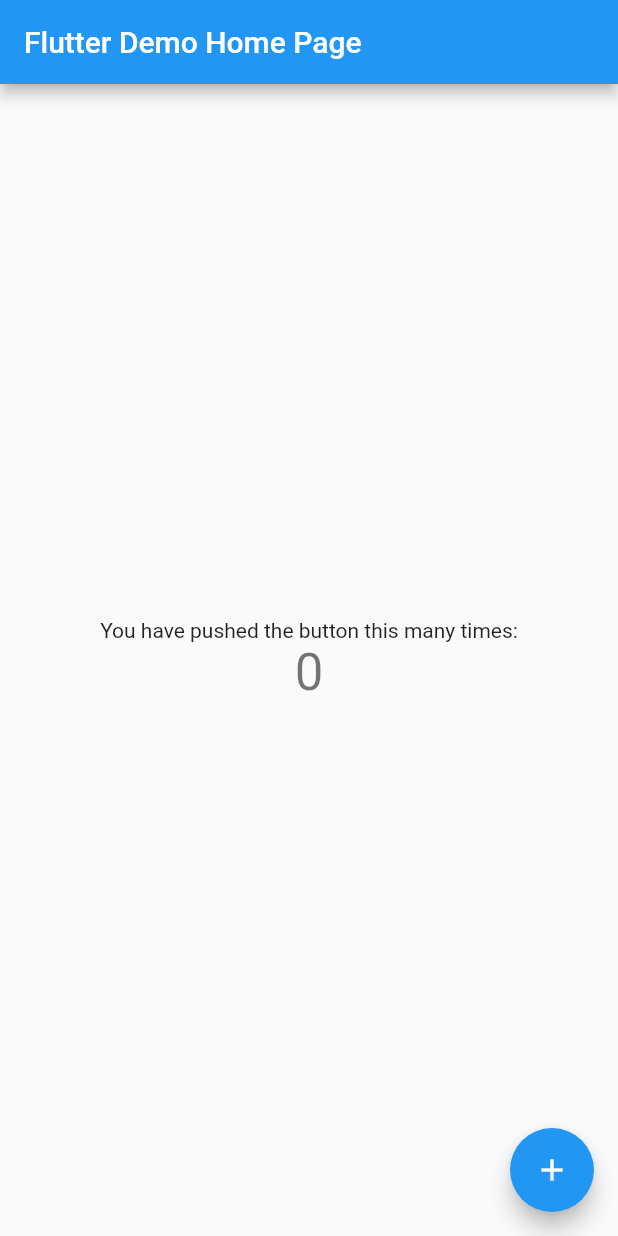
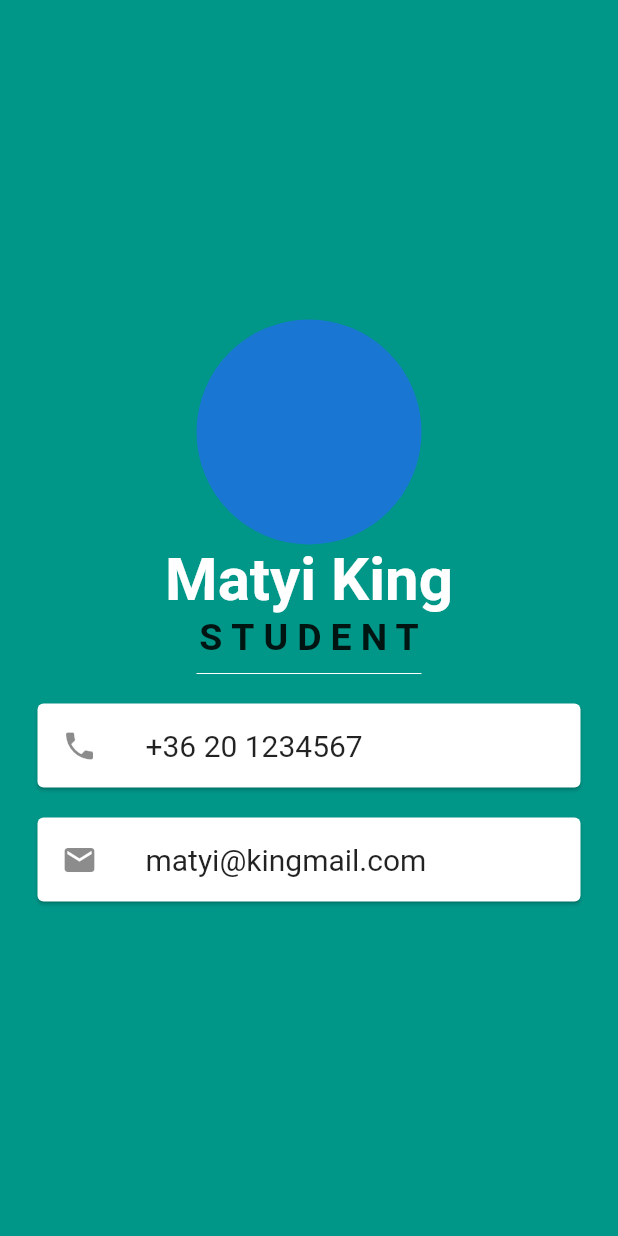
Before and after one commit to MatyiFKBT/portfolio_app, a Flutter app: the screen it shows after launch, on a phone screen of 412 x 824 dp. Run offline on Flutter 3.47's test engine with Material 2 defaults, Android fonts, the phone set to English and light mode, and no system bars; Roboto replaces fonts that are missing (Marker, Sans Pro).

Commit message:
Added stuff

```diff
--- a/lib/main.dart
+++ b/lib/main.dart
@@ -1,111 +1,79 @@
 import 'package:flutter/material.dart';
 
-void main() => runApp(MyApp());
+void main() {
+  runApp(Portfolio());
+}
 
-class MyApp extends StatelessWidget {
-  // This widget is the root of your application.
+final name = 'Matyi King';
+final profession = 'STUDENT';
+final s20 = TextStyle(fontFamily: 'Sans Pro', fontSize: 20);
+
+class Portfolio extends StatelessWidget {
   @override
   Widget build(BuildContext context) {
     return MaterialApp(
-      title: 'Flutter Demo',
-      theme: ThemeData(
-        // This is the theme of your application.
-        //
-        // Try running your application with "flutter run". You'll see the
-        // application has a blue toolbar. Then, without quitting the app, try
-        // changing the primarySwatch below to Colors.green and then invoke
-        // "hot reload" (press "r" in the console where you ran "flutter run",
-        // or simply save your changes to "hot reload" in a Flutter IDE).
-        // Notice that the counter didn't reset back to zero; the application
-        // is not restarted.
-        primarySwatch: Colors.blue,
-      ),
-      home: MyHomePage(title: 'Flutter Demo Home Page'),
-    );
-  }
-}
-
-class MyHomePage extends StatefulWidget {
-  MyHomePage({Key key, this.title}) : super(key: key);
-
-  // This widget is the home page of your application. It is stateful, meaning
-  // that it has a State object (defined below) that contains fields that affect
-  // how it looks.
-
-  // This class is the configuration for the state. It holds the values (in this
-  // case the title) provided by the parent (in this case the App widget) and
-  // used by the build method of the State. Fields in a Widget subclass are
-  // always marked "final".
-
-  final String title;
-
-  @override
-  _MyHomePageState createState() => _MyHomePageState();
-}
-
-class _MyHomePageState extends State<MyHomePage> {
-  int _counter = 0;
-
-  void _incrementCounter() {
-    setState(() {
-      // This call to setState tells the Flutter framework that something has
-      // changed in this State, which causes it to rerun the build method below
-      // so that the display can reflect the updated values. If we changed
-      // _counter without calling setState(), then the build method would not be
-      // called again, and so nothing would appear to happen.
-      _counter++;
-    });
-  }
-
-  @override
-  Widget build(BuildContext context) {
-    // This method is rerun every time setState is called, for instance as done
-    // by the _incrementCounter method above.
-    //
-    // The Flutter framework has been optimized to make rerunning build methods
-    // fast, so that you can just rebuild anything that needs updating rather
-    // than having to individually change instances of widgets.
-    return Scaffold(
-      appBar: AppBar(
-        // Here we take the value from the MyHomePage object that was created by
-        // the App.build method, and use it to set our appbar title.
-        title: Text(widget.title),
-      ),
-      body: Center(
-        // Center is a layout widget. It takes a single child and positions it
-        // in the middle of the parent.
+      home: Scaffold(
+        backgroundColor: Colors.teal,
+        body: SafeArea(
           child: Column(
-          // Column is also layout widget. It takes a list of children and
-          // arranges them vertically. By default, it sizes itself to fit its
-          // children horizontally, and tries to be as tall as its parent.
-          //
-          // Invoke "debug painting" (press "p" in the console, choose the
-          // "Toggle Debug Paint" action from the Flutter Inspector in Android
-          // Studio, or the "Toggle Debug Paint" command in Visual Studio Code)
-          // to see the wireframe for each widget.
-          //
-          // Column has various properties to control how it sizes itself and
-          // how it positions its children. Here we use mainAxisAlignment to
-          // center the children vertically; the main axis here is the vertical
-          // axis because Columns are vertical (the cross axis would be
-          // horizontal).
             mainAxisAlignment: MainAxisAlignment.center,
             children: <Widget>[
-            Text(
-              'You have pushed the button this many times:',
+              CircleAvatar(
+                radius: 75,
               ),
               Text(
-              '$_counter',
-              style: Theme.of(context).textTheme.display1,
+                name,
+                style: TextStyle(
+                  fontSize: 40,
+                  fontFamily: 'Marker',
+                  fontWeight: FontWeight.bold,
+                  color: Colors.white,
+                ),
+              ),
+              Text(
+                profession,
+                style: TextStyle(
+                  fontSize: 25,
+                  letterSpacing: 6,
+                  fontFamily: 'Sans Pro',
+                  fontWeight: FontWeight.bold,
+                ),
+              ),
+              SizedBox(
+                height: 20,
+                width: 150,
+                child: Divider(
+                  color: Colors.white,
+                ),
+              ),
+              Card(
+                margin: EdgeInsets.symmetric(vertical: 10, horizontal: 25),
+                child: ListTile(
+                  leading: Icon(
+                    Icons.phone,
+                  ),
+                  title: Text(
+                    '+36 20 1234567',
+                    style: s20,
+                  ),
+                ),
+              ),
+              Card(
+                margin: EdgeInsets.symmetric(vertical: 10, horizontal: 25),
+                child: ListTile(
+                  leading: Icon(
+                    Icons.email,
+                  ),
+                  title: Text(
+                    'matyi@kingmail.com',
+                    style: s20,
+                  ),
+                ),
               ),
             ],
           ),
         ),
-      floatingActionButton: FloatingActionButton(
-        onPressed: _incrementCounter,
-        tooltip: 'Increment',
-        child: Icon(Icons.add),
-      ), // This trailing comma makes auto-formatting nicer for build methods.
+      ),
     );
   }
 }
```
Also changed, not shown: pubspec.yaml (+10 -53 lines), 2 other files. Lines whose indentation alone changed are shown as unchanged.
